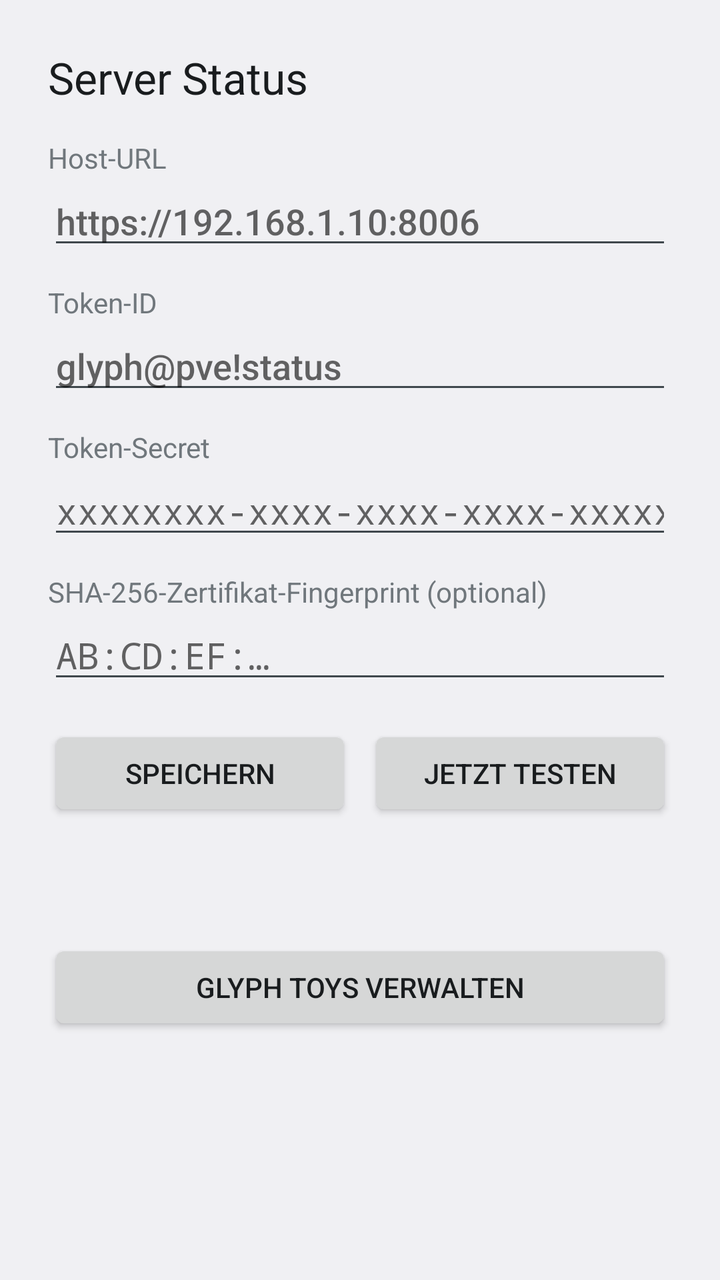
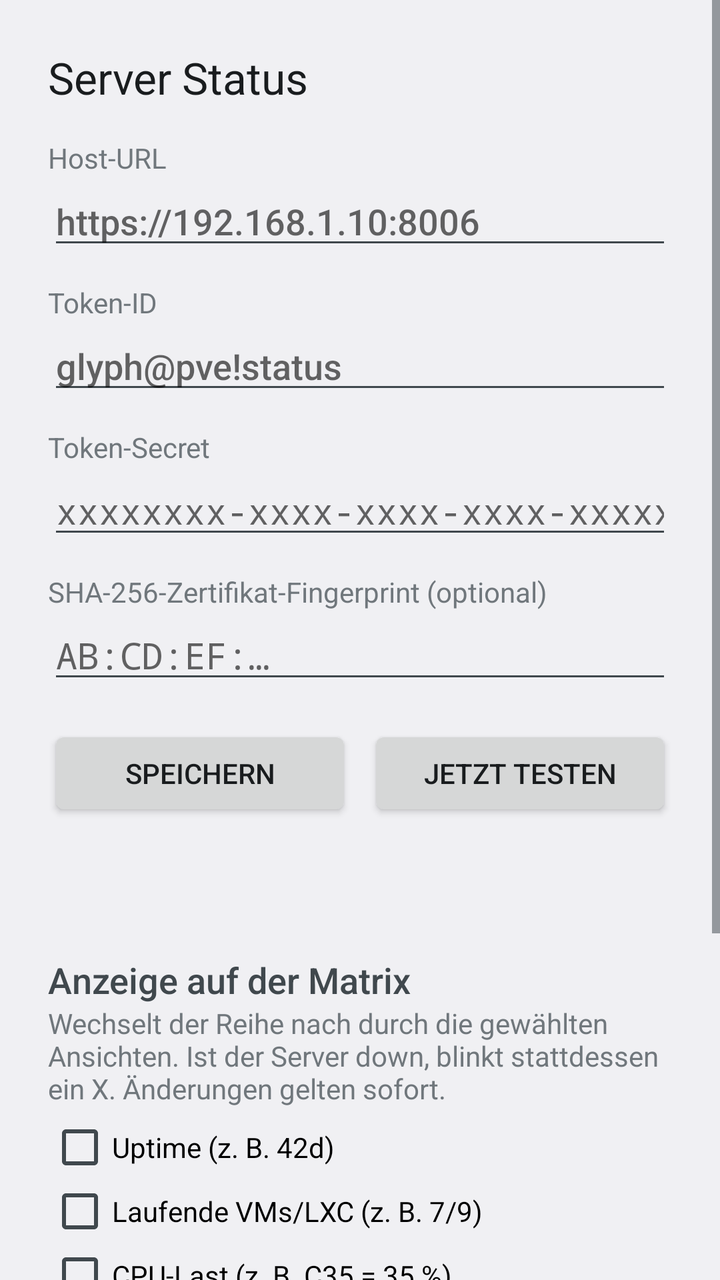

Compare the two renders of this Android layout. The source of the first and the diff that turns it into the second are given below.
<!-- AndroidManifest.xml: application theme android:Theme.DeviceDefault.DayNight -->
<!-- res/layout/activity_settings.xml -->
<?xml version="1.0" encoding="utf-8"?>
<ScrollView xmlns:android="http://schemas.android.com/apk/res/android"
    android:layout_width="match_parent"
    android:layout_height="match_parent"
    android:fitsSystemWindows="true">

    <LinearLayout
        android:layout_width="match_parent"
        android:layout_height="wrap_content"
        android:orientation="vertical"
        android:padding="24dp">

        <TextView
            style="@android:style/TextAppearance.DeviceDefault.Large"
            android:layout_width="wrap_content"
            android:layout_height="wrap_content"
            android:layout_marginBottom="16dp"
            android:text="@string/app_name" />

        <TextView
            android:layout_width="wrap_content"
            android:layout_height="wrap_content"
            android:labelFor="@id/host"
            android:text="@string/label_host" />

        <EditText
            android:id="@+id/host"
            android:layout_width="match_parent"
            android:layout_height="wrap_content"
            android:hint="@string/hint_host"
            android:importantForAutofill="no"
            android:inputType="textUri" />

        <TextView
            android:layout_width="wrap_content"
            android:layout_height="wrap_content"
            android:layout_marginTop="12dp"
            android:labelFor="@id/token_id"
            android:text="@string/label_token_id" />

        <EditText
            android:id="@+id/token_id"
            android:layout_width="match_parent"
            android:layout_height="wrap_content"
            android:hint="@string/hint_token_id"
            android:importantForAutofill="no"
            android:inputType="text" />

        <TextView
            android:layout_width="wrap_content"
            android:layout_height="wrap_content"
            android:layout_marginTop="12dp"
            android:labelFor="@id/secret"
            android:text="@string/label_secret" />

        <EditText
            android:id="@+id/secret"
            android:layout_width="match_parent"
            android:layout_height="wrap_content"
            android:hint="@string/hint_secret"
            android:importantForAutofill="no"
            android:inputType="textPassword" />

        <TextView
            android:layout_width="wrap_content"
            android:layout_height="wrap_content"
            android:layout_marginTop="12dp"
            android:labelFor="@id/fingerprint"
            android:text="@string/label_fingerprint" />

        <EditText
            android:id="@+id/fingerprint"
            android:layout_width="match_parent"
            android:layout_height="wrap_content"
            android:fontFamily="monospace"
            android:hint="@string/hint_fingerprint"
            android:importantForAutofill="no"
            android:inputType="textNoSuggestions|textMultiLine" />

        <LinearLayout
            android:layout_width="match_parent"
            android:layout_height="wrap_content"
            android:layout_marginTop="16dp"
            android:orientation="horizontal">

            <Button
                android:id="@+id/save"
                android:layout_width="0dp"
                android:layout_height="wrap_content"
                android:layout_weight="1"
                android:text="@string/button_save" />

            <Button
                android:id="@+id/test"
                android:layout_width="0dp"
                android:layout_height="wrap_content"
                android:layout_marginStart="8dp"
                android:layout_weight="1"
                android:text="@string/button_test" />
        </LinearLayout>

        <TextView
            android:id="@+id/result"
            android:layout_width="match_parent"
            android:layout_height="wrap_content"
            android:layout_marginTop="16dp"
            android:textIsSelectable="true" />

        <Button
            android:id="@+id/open_toys"
            android:layout_width="match_parent"
            android:layout_height="wrap_content"
            android:layout_marginTop="24dp"
            android:text="@string/button_toys" />
    </LinearLayout>
</ScrollView>
<!-- resources referenced by this layout -->
<resources>
  <string name="app_name">Server Status</string>
  <string name="button_save">Speichern</string>
  <string name="button_test">Jetzt testen</string>
  <string name="button_toys">Glyph Toys verwalten</string>
  <string name="hint_fingerprint">AB:CD:EF:…</string>
  <string name="hint_host">https://192.168.1.10:8006</string>
  <string name="hint_secret">xxxxxxxx-xxxx-xxxx-xxxx-xxxxxxxxxxxx</string>
  <string name="hint_token_id">glyph@pve!status</string>
  <string name="label_fingerprint">SHA-256-Zertifikat-Fingerprint (optional)</string>
  <string name="label_host">Host-URL</string>
  <string name="label_secret">Token-Secret</string>
  <string name="label_token_id">Token-ID</string>
</resources>

<!-- the commit's change to res/layout/activity_settings.xml (unified diff, before → after) -->
@@ -106,6 +106,75 @@
             android:layout_marginTop="16dp"
             android:textIsSelectable="true" />
 
+        <TextView
+            style="@android:style/TextAppearance.DeviceDefault.Medium"
+            android:layout_width="wrap_content"
+            android:layout_height="wrap_content"
+            android:layout_marginTop="32dp"
+            android:text="@string/section_display" />
+
+        <TextView
+            android:layout_width="wrap_content"
+            android:layout_height="wrap_content"
+            android:layout_marginBottom="4dp"
+            android:text="@string/display_hint" />
+
+        <CheckBox
+            android:id="@+id/view_uptime"
+            android:layout_width="match_parent"
+            android:layout_height="wrap_content"
+            android:text="@string/view_uptime" />
+
+        <CheckBox
+            android:id="@+id/view_guests"
+            android:layout_width="match_parent"
+            android:layout_height="wrap_content"
+            android:text="@string/view_guests" />
+
+        <CheckBox
+            android:id="@+id/view_cpu"
+            android:layout_width="match_parent"
+            android:layout_height="wrap_content"
+            android:text="@string/view_cpu" />
+
+        <CheckBox
+            android:id="@+id/view_mem"
+            android:layout_width="match_parent"
+            android:layout_height="wrap_content"
+            android:text="@string/view_mem" />
+
+        <CheckBox
+            android:id="@+id/view_disk"
+            android:layout_width="match_parent"
+            android:layout_height="wrap_content"
+            android:text="@string/view_disk" />
+
+        <CheckBox
+            android:id="@+id/view_clock"
+            android:layout_width="match_parent"
+            android:layout_height="wrap_content"
+            android:text="@string/view_clock" />
+
+        <LinearLayout
+            android:layout_width="match_parent"
+            android:layout_height="wrap_content"
+            android:layout_marginTop="8dp"
+            android:gravity="center_vertical"
+            android:orientation="horizontal">
+
+            <TextView
+                android:layout_width="wrap_content"
+                android:layout_height="wrap_content"
+                android:labelFor="@id/interval"
+                android:text="@string/label_interval" />
+
+            <Spinner
+                android:id="@+id/interval"
+                android:layout_width="wrap_content"
+                android:layout_height="wrap_content"
+                android:layout_marginStart="8dp" />
+        </LinearLayout>
+
         <Button
             android:id="@+id/open_toys"
             android:layout_width="match_parent"
<!-- resource entries referenced after the edit -->
@@ -4,13 +4,22 @@
   <string name="button_save">Speichern</string>
   <string name="button_test">Jetzt testen</string>
   <string name="button_toys">Glyph Toys verwalten</string>
+  <string name="display_hint">Wechselt der Reihe nach durch die gewählten Ansichten. Ist der Server down, blinkt stattdessen ein X. Änderungen gelten sofort.</string>
   <string name="hint_fingerprint">AB:CD:EF:…</string>
   <string name="hint_host">https://192.168.1.10:8006</string>
   <string name="hint_secret">xxxxxxxx-xxxx-xxxx-xxxx-xxxxxxxxxxxx</string>
   <string name="hint_token_id">glyph@pve!status</string>
   <string name="label_fingerprint">SHA-256-Zertifikat-Fingerprint (optional)</string>
   <string name="label_host">Host-URL</string>
+  <string name="label_interval">Wechsel alle</string>
   <string name="label_secret">Token-Secret</string>
   <string name="label_token_id">Token-ID</string>
+  <string name="section_display">Anzeige auf der Matrix</string>
+  <string name="view_clock">Uhrzeit</string>
+  <string name="view_cpu">CPU-Last (z. B. C35 = 35 %)</string>
+  <string name="view_disk">Vollster Storage (z. B. D93)</string>
+  <string name="view_guests">Laufende VMs/LXC (z. B. 7/9)</string>
+  <string name="view_mem">RAM-Belegung (z. B. R62)</string>
+  <string name="view_uptime">Uptime (z. B. 42d)</string>
 </resources>
 
